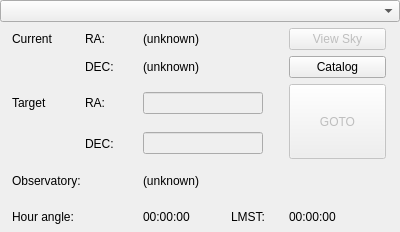
Qt form gui/snowgui/icegui/mountcontrollerwidget.ui (AndreasFMueller/AstroPhotography) before a commit.
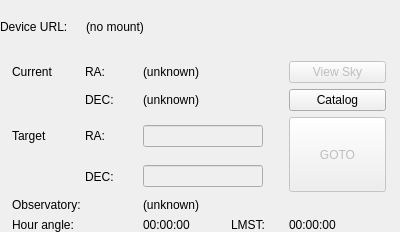
The same form after that commit. Custom widgets are drawn as their Qt base class.

Diff of the .ui file:
```diff
--- a/gui/snowgui/icegui/mountcontrollerwidget.ui
+++ b/gui/snowgui/icegui/mountcontrollerwidget.ui
@@ -33,7 +33,42 @@
     <number>0</number>
    </property>
    <item>
-    <widget class="QComboBox" name="mountSelectionBox"/>
+    <widget class="QWidget" name="labelWidget" native="true">
+     <layout class="QGridLayout" name="gridLayout_2">
+      <property name="leftMargin">
+       <number>0</number>
+      </property>
+      <property name="topMargin">
+       <number>6</number>
+      </property>
+      <property name="rightMargin">
+       <number>6</number>
+      </property>
+      <property name="bottomMargin">
+       <number>6</number>
+      </property>
+      <item row="0" column="1">
+       <widget class="QLabel" name="mountField">
+        <property name="text">
+         <string>(no mount)</string>
+        </property>
+       </widget>
+      </item>
+      <item row="0" column="0">
+       <widget class="QLabel" name="mountLabel">
+        <property name="maximumSize">
+         <size>
+          <width>80</width>
+          <height>20</height>
+         </size>
+        </property>
+        <property name="text">
+         <string>Device URL:</string>
+        </property>
+       </widget>
+      </item>
+     </layout>
+    </widget>
    </item>
    <item>
     <widget class="QWidget" name="widget" native="true">
```
